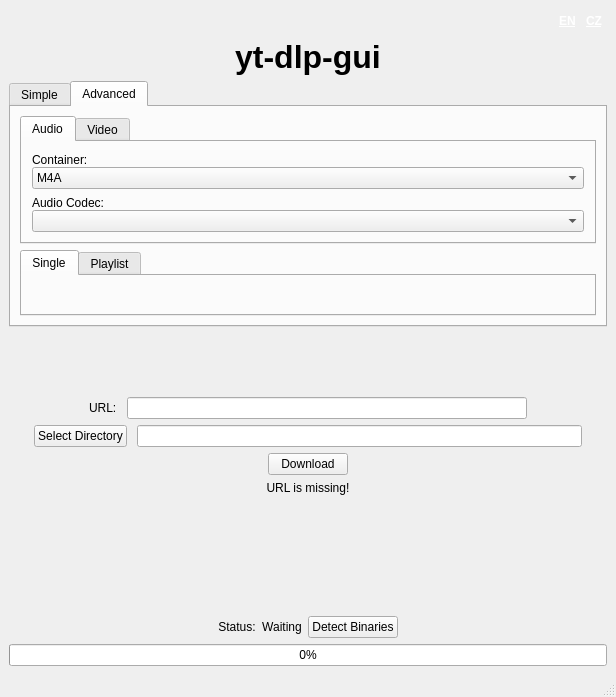
Qt form maingui.ui (Bundes197/yt-dlp-gui) before a commit.
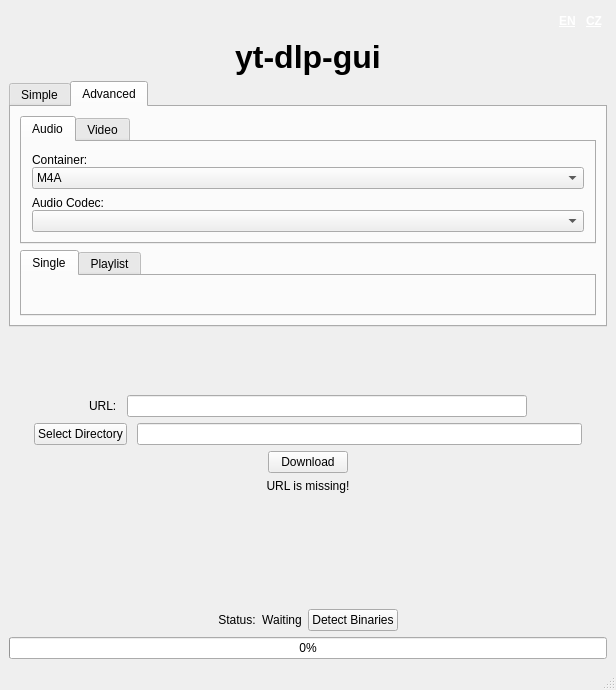
The same form after that commit.

Commit message: feat(ui): add available codecs for containers, change automatically

```diff
--- a/maingui.ui
+++ b/maingui.ui
@@ -7,7 +7,7 @@
     <x>0</x>
     <y>0</y>
     <width>616</width>
-    <height>697</height>
+    <height>690</height>
    </rect>
   </property>
   <property name="windowTitle">
```
The commit also changes 2 other files.
